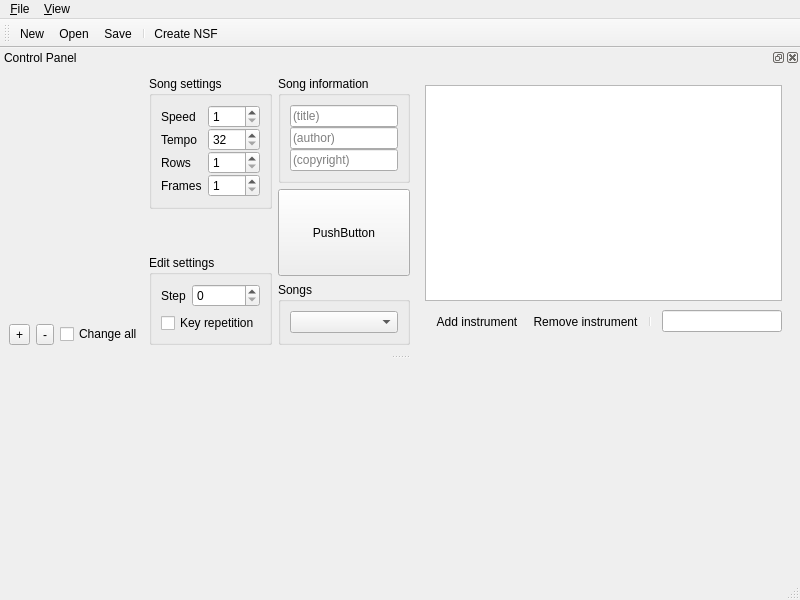
First picture: the form in Source/qt-gui/mainwindow.ui, repository nukep/famitracker-cx, before the edit.
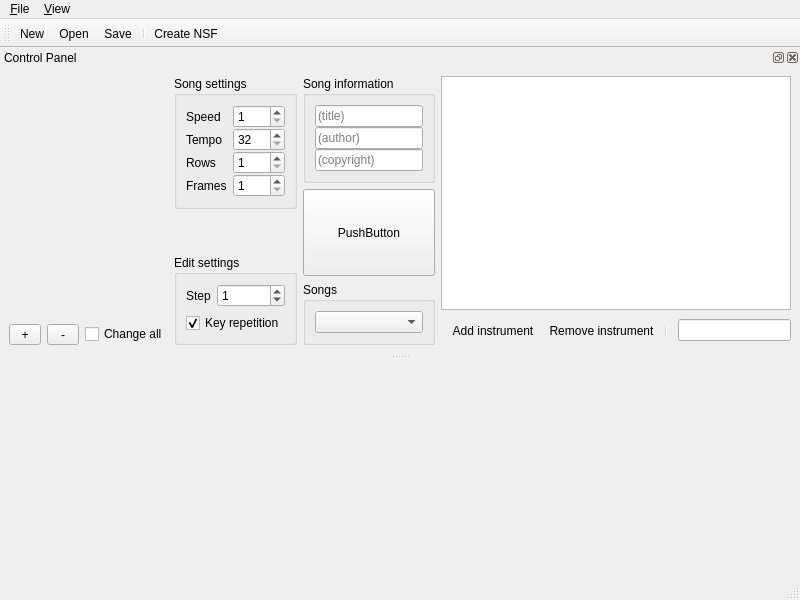
Second picture: the form after the edit. Custom widgets are drawn as their Qt base class.

```diff
--- a/Source/qt-gui/mainwindow.ui
+++ b/Source/qt-gui/mainwindow.ui
@@ -99,29 +99,47 @@
     <layout class="QHBoxLayout" name="horizontalLayout_2">
      <item>
       <layout class="QGridLayout" name="gridLayout">
-       <item row="1" column="0">
-        <widget class="QToolButton" name="toolButton">
-         <property name="text">
-          <string>+</string>
-         </property>
-        </widget>
-       </item>
-       <item row="1" column="1">
-        <widget class="QToolButton" name="toolButton_2">
-         <property name="text">
-          <string>-</string>
-         </property>
-        </widget>
-       </item>
        <item row="1" column="2">
         <widget class="QCheckBox" name="changeAll">
+         <property name="sizePolicy">
+          <sizepolicy hsizetype="Expanding" vsizetype="Fixed">
+           <horstretch>1</horstretch>
+           <verstretch>0</verstretch>
+          </sizepolicy>
+         </property>
          <property name="text">
           <string>Change all</string>
          </property>
         </widget>
        </item>
        <item row="0" column="0" colspan="3">
-        <widget class="QWidget" name="widget_2" native="true"/>
+        <widget class="gui::FrameView" name="frameView" native="true"/>
+       </item>
+       <item row="1" column="0">
+        <widget class="QToolButton" name="incPattern">
+         <property name="minimumSize">
+          <size>
+           <width>32</width>
+           <height>0</height>
+          </size>
+         </property>
+         <property name="text">
+          <string>+</string>
+         </property>
+        </widget>
+       </item>
+       <item row="1" column="1">
+        <widget class="QToolButton" name="decPattern">
+         <property name="minimumSize">
+          <size>
+           <width>32</width>
+           <height>0</height>
+          </size>
+         </property>
+         <property name="text">
+          <string>-</string>
+         </property>
+        </widget>
        </item>
       </layout>
      </item>
@@ -241,6 +259,9 @@
             <property name="maximum">
              <number>256</number>
             </property>
+            <property name="value">
+             <number>1</number>
+            </property>
            </widget>
           </item>
           <item row="1" column="0" colspan="2">
@@ -248,6 +269,9 @@
             <property name="text">
              <string>Key repetition</string>
             </property>
+            <property name="checked">
+             <bool>true</bool>
+            </property>
            </widget>
           </item>
          </layout>
@@ -326,8 +350,8 @@
         </sizepolicy>
        </property>
        <layout class="QGridLayout" name="gridLayout_2">
-        <property name="sizeConstraint">
-         <enum>QLayout::SetDefaultConstraint</enum>
+        <property name="margin">
+         <number>0</number>
         </property>
         <item row="1" column="0">
          <widget class="QToolBar" name="toolBar2">
@@ -343,7 +367,17 @@
          <widget class="QLineEdit" name="lineEdit_4"/>
         </item>
         <item row="0" column="0" colspan="2">
-         <widget class="QListWidget" name="listWidget"/>
+         <widget class="QListWidget" name="instruments">
+          <property name="verticalScrollBarPolicy">
+           <enum>Qt::ScrollBarAlwaysOff</enum>
+          </property>
+          <property name="isWrapping" stdset="0">
+           <bool>true</bool>
+          </property>
+          <property name="resizeMode">
+           <enum>QListView::Adjust</enum>
+          </property>
+         </widget>
         </item>
        </layout>
       </widget>
@@ -465,6 +499,12 @@
    <header>PatternView.hpp</header>
    <container>1</container>
   </customwidget>
+  <customwidget>
+   <class>gui::FrameView</class>
+   <extends>QWidget</extends>
+   <header>FrameView.hpp</header>
+   <container>1</container>
+  </customwidget>
  </customwidgets>
  <resources/>
  <connections/>
```
Left out of the diff: 4 changed lines with no effect on the pictures.
